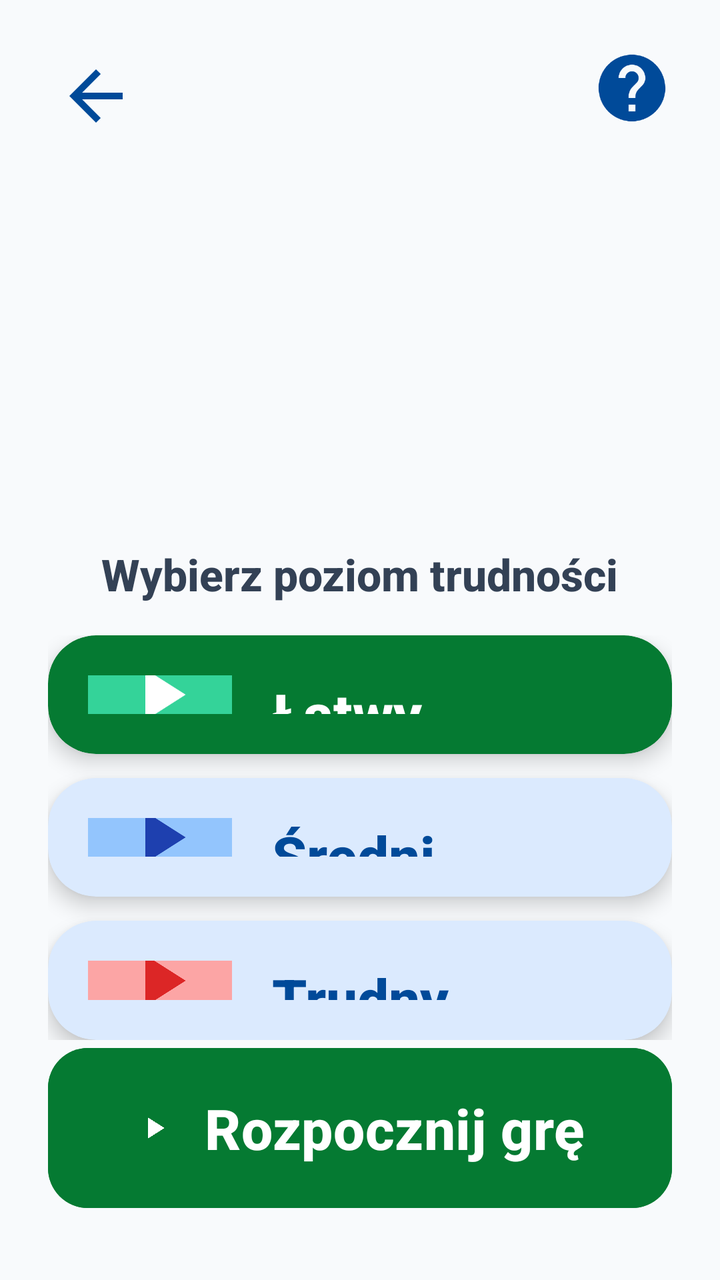
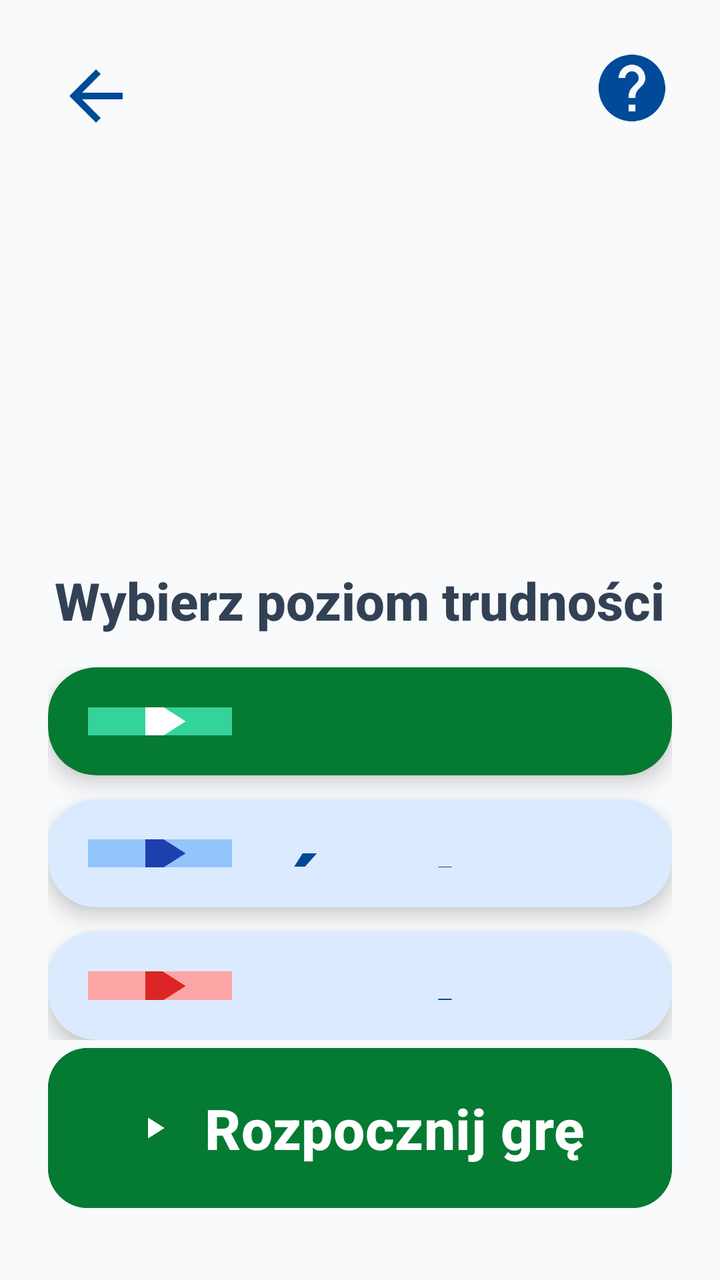

Two renders of the same Android screen: before a commit and after it. Below are the layout's source before the change and the commit's diff.
<!-- AndroidManifest.xml: application theme Theme.Fitnessapp -->
<!-- res/layout/activity_game_difficulty.xml -->
<?xml version="1.0" encoding="utf-8"?>
<androidx.constraintlayout.widget.ConstraintLayout xmlns:android="http://schemas.android.com/apk/res/android"
    xmlns:app="http://schemas.android.com/apk/res-auto"
    android:layout_width="match_parent"
    android:layout_height="match_parent"
    android:background="#F8FAFC">

    
    <ImageButton
        android:id="@+id/btn_back"
        android:layout_width="64dp"
        android:layout_height="64dp"
        android:layout_margin="16dp"
        android:background="?android:attr/selectableItemBackgroundBorderless"
        android:src="@drawable/ic_back"
        app:tint="#004A99"
        android:scaleType="fitCenter"
        android:padding="12dp"
        app:layout_constraintStart_toStartOf="parent"
        app:layout_constraintTop_toTopOf="parent" />

    
    <ImageButton
        android:id="@+id/btn_help"
        android:layout_width="56dp"
        android:layout_height="56dp"
        android:layout_margin="16dp"
        android:background="?android:attr/selectableItemBackgroundBorderless"
        android:src="@drawable/ic_help"
        app:tint="#004A99"
        android:scaleType="fitCenter"
        android:padding="8dp"
        app:layout_constraintEnd_toEndOf="parent"
        app:layout_constraintTop_toTopOf="parent" />

    
    <ImageView
        android:id="@+id/iv_game_icon"
        android:layout_width="100dp"
        android:layout_height="100dp"
        android:layout_marginTop="24dp"
        app:layout_constraintStart_toStartOf="parent"
        app:layout_constraintEnd_toEndOf="parent"
        app:layout_constraintTop_toBottomOf="@id/btn_back" />

    
    <TextView
        android:id="@+id/tv_game_title"
        android:layout_width="wrap_content"
        android:layout_height="wrap_content"
        android:layout_marginTop="12dp"
        android:textColor="#004A99"
        android:textSize="36sp"
        android:textStyle="bold"
        app:layout_constraintStart_toStartOf="parent"
        app:layout_constraintEnd_toEndOf="parent"
        app:layout_constraintTop_toBottomOf="@id/iv_game_icon" />

    
    <TextView
        android:id="@+id/tv_subtitle"
        android:layout_width="wrap_content"
        android:layout_height="wrap_content"
        android:layout_marginTop="8dp"
        android:text="Wybierz poziom trudności"
        android:textColor="#334155"
        android:textSize="22sp"
        android:textStyle="bold"
        app:layout_constraintStart_toStartOf="parent"
        app:layout_constraintEnd_toEndOf="parent"
        app:layout_constraintTop_toBottomOf="@id/tv_game_title" />

    
    <LinearLayout
        android:id="@+id/difficulty_container"
        android:layout_width="0dp"
        android:layout_height="0dp"
        android:orientation="vertical"
        android:gravity="center_vertical"
        android:paddingHorizontal="24dp"
        android:paddingTop="16dp"
        app:layout_constraintStart_toStartOf="parent"
        app:layout_constraintEnd_toEndOf="parent"
        app:layout_constraintTop_toBottomOf="@id/tv_subtitle"
        app:layout_constraintBottom_toTopOf="@id/btn_start">

        
        <androidx.cardview.widget.CardView
            android:id="@+id/card_easy"
            android:layout_width="match_parent"
            android:layout_height="0dp"
            android:layout_weight="1"
            android:layout_marginBottom="12dp"
            android:clickable="true"
            android:focusable="true"
            android:foreground="?android:attr/selectableItemBackground"
            app:cardCornerRadius="24dp"
            app:cardElevation="6dp"
            app:cardBackgroundColor="#057A32">

            <LinearLayout
                android:layout_width="match_parent"
                android:layout_height="match_parent"
                android:gravity="center_vertical"
                android:orientation="horizontal"
                android:padding="20dp">

                <FrameLayout
                    android:layout_width="72dp"
                    android:layout_height="72dp">
                    <View
                        android:layout_width="match_parent"
                        android:layout_height="match_parent"
                        android:background="@drawable/bg_indicator_active"
                        android:backgroundTint="#34D399" />
                    <ImageView
                        android:id="@+id/iv_easy_icon"
                        android:layout_width="44dp"
                        android:layout_height="44dp"
                        android:layout_gravity="center"
                        android:src="@drawable/ic_play"
                        app:tint="#FFFFFF" />
                </FrameLayout>

                <LinearLayout
                    android:layout_width="match_parent"
                    android:layout_height="wrap_content"
                    android:layout_marginStart="20dp"
                    android:orientation="vertical">
                    <TextView
                        android:layout_width="wrap_content"
                        android:layout_height="wrap_content"
                        android:text="Łatwy"
                        android:textColor="#FFFFFF"
                        android:textSize="28sp"
                        android:textStyle="bold" />
                    <TextView
                        android:id="@+id/tv_easy_desc"
                        android:layout_width="wrap_content"
                        android:layout_height="wrap_content"
                        android:text="3 pary kart"
                        android:textColor="#D1FAE5"
                        android:textSize="18sp"
                        android:textStyle="bold" />
                </LinearLayout>
            </LinearLayout>
        </androidx.cardview.widget.CardView>

        
        <androidx.cardview.widget.CardView
            android:id="@+id/card_medium"
            android:layout_width="match_parent"
            android:layout_height="0dp"
            android:layout_weight="1"
            android:layout_marginBottom="12dp"
            android:clickable="true"
            android:focusable="true"
            android:foreground="?android:attr/selectableItemBackground"
            app:cardCornerRadius="24dp"
            app:cardElevation="6dp"
            app:cardBackgroundColor="#DBEAFE">

            <LinearLayout
                android:layout_width="match_parent"
                android:layout_height="match_parent"
                android:gravity="center_vertical"
                android:orientation="horizontal"
                android:padding="20dp">

                <FrameLayout
                    android:layout_width="72dp"
                    android:layout_height="72dp">
                    <View
                        android:layout_width="match_parent"
                        android:layout_height="match_parent"
                        android:background="@drawable/bg_indicator_active"
                        android:backgroundTint="#93C5FD" />
                    <ImageView
                        android:id="@+id/iv_medium_icon"
                        android:layout_width="44dp"
                        android:layout_height="44dp"
                        android:layout_gravity="center"
                        android:src="@drawable/ic_play"
                        app:tint="#1E40AF" />
                </FrameLayout>

                <LinearLayout
                    android:layout_width="match_parent"
                    android:layout_height="wrap_content"
                    android:layout_marginStart="20dp"
                    android:orientation="vertical">
                    <TextView
                        android:layout_width="wrap_content"
                        android:layout_height="wrap_content"
                        android:text="Średni"
                        android:textColor="#004A99"
                        android:textSize="28sp"
                        android:textStyle="bold" />
                    <TextView
                        android:id="@+id/tv_medium_desc"
                        android:layout_width="wrap_content"
                        android:layout_height="wrap_content"
                        android:text="6 par kart"
                        android:textColor="#3B82F6"
                        android:textSize="18sp"
                        android:textStyle="bold" />
                </LinearLayout>
            </LinearLayout>
        </androidx.cardview.widget.CardView>

        
        <androidx.cardview.widget.CardView
            android:id="@+id/card_hard"
            android:layout_width="match_parent"
            android:layout_height="0dp"
            android:layout_weight="1"
            android:clickable="true"
            android:focusable="true"
            android:foreground="?android:attr/selectableItemBackground"
            app:cardCornerRadius="24dp"
            app:cardElevation="6dp"
            app:cardBackgroundColor="#DBEAFE">

            <LinearLayout
                android:layout_width="match_parent"
                android:layout_height="match_parent"
                android:gravity="center_vertical"
                android:orientation="horizontal"
                android:padding="20dp">

                <FrameLayout
                    android:layout_width="72dp"
                    android:layout_height="72dp">
                    <View
                        android:layout_width="match_parent"
                        android:layout_height="match_parent"
                        android:background="@drawable/bg_indicator_active"
                        android:backgroundTint="#FCA5A5" />
                    <ImageView
                        android:id="@+id/iv_hard_icon"
                        android:layout_width="44dp"
                        android:layout_height="44dp"
                        android:layout_gravity="center"
                        android:src="@drawable/ic_play"
                        app:tint="#DC2626" />
                </FrameLayout>

                <LinearLayout
                    android:layout_width="match_parent"
                    android:layout_height="wrap_content"
                    android:layout_marginStart="20dp"
                    android:orientation="vertical">
                    <TextView
                        android:layout_width="wrap_content"
                        android:layout_height="wrap_content"
                        android:text="Trudny"
                        android:textColor="#004A99"
                        android:textSize="28sp"
                        android:textStyle="bold" />
                    <TextView
                        android:id="@+id/tv_hard_desc"
                        android:layout_width="wrap_content"
                        android:layout_height="wrap_content"
                        android:text="8 par kart"
                        android:textColor="#3B82F6"
                        android:textSize="18sp"
                        android:textStyle="bold" />
                </LinearLayout>
            </LinearLayout>
        </androidx.cardview.widget.CardView>

    </LinearLayout>

    
    <Button
        android:id="@+id/btn_start"
        android:layout_width="0dp"
        android:layout_height="88dp"
        android:layout_marginHorizontal="24dp"
        android:layout_marginBottom="32dp"
        android:backgroundTint="#057A32"
        android:text="Rozpocznij grę"
        android:textAllCaps="false"
        android:textColor="@color/white"
        android:textSize="28sp"
        android:fontFamily="sans-serif-medium"
        android:textStyle="bold"
        app:icon="@drawable/ic_play"
        app:iconGravity="textStart"
        app:iconTint="@color/white"
        app:iconPadding="16dp"
        app:cornerRadius="20dp"
        app:layout_constraintStart_toStartOf="parent"
        app:layout_constraintEnd_toEndOf="parent"
        app:layout_constraintBottom_toBottomOf="parent" />

</androidx.constraintlayout.widget.ConstraintLayout>
<!-- resources referenced by this layout -->
<resources>
  <color name="white">#FFFFFFFF</color>
  <!-- drawable bg_indicator_active (drawable) -->
  <?xml version="1.0" encoding="utf-8"?>
  <shape xmlns:android="http://schemas.android.com/apk/res/android"
      android:shape="rectangle">
      <solid android:color="@color/blue_primary" />
      <corners android:radius="4dp" />
  </shape>
  <!-- drawable ic_back (drawable) -->
  <vector xmlns:android="http://schemas.android.com/apk/res/android"
      android:width="24dp"
      android:height="24dp"
      android:viewportWidth="24"
      android:viewportHeight="24">
      <path
          android:fillColor="#000000"
          android:pathData="M20,11H7.83l5.59,-5.59L12,4l-8,8 8,8 1.41,-1.41L7.83,13H20v-2z"/>
  </vector>
  <!-- drawable ic_help (drawable) -->
  <vector xmlns:android="http://schemas.android.com/apk/res/android"
      android:width="48dp"
      android:height="48dp"
      android:viewportWidth="24"
      android:viewportHeight="24">
      <path
          android:fillColor="#004A99"
          android:pathData="M12,2C6.48,2 2,6.48 2,12s4.48,10 10,10 10,-4.48 10,-10S17.52,2 12,2zM13,19h-2v-2h2v2zM15.07,11.25l-0.9,0.92C13.45,12.9 13,13.5 13,15h-2v-0.5c0,-1.1 0.45,-2.1 1.17,-2.83l1.24,-1.26c0.37,-0.36 0.59,-0.86 0.59,-1.41 0,-1.1 -0.9,-2 -2,-2s-2,0.9 -2,2L8,9c0,-2.21 1.79,-4 4,-4s4,1.79 4,4c0,0.88 -0.36,1.68 -0.93,2.25z"/>
  </vector>
  <!-- drawable ic_play (drawable) -->
  <vector xmlns:android="http://schemas.android.com/apk/res/android"
   android:width="24dp"
   android:height="24dp"
   android:viewportWidth="24"
   android:viewportHeight="24">
   <path
   android:fillColor="#FFFFFF"
   android:pathData="M8,5v14l11,-7z"/>
  </vector>
  <style name="Theme.Fitnessapp" parent="Base.Theme.Fitnessapp" />
  <color name="blue_primary">#2563EB</color>
  <style name="Base.Theme.Fitnessapp" parent="Theme.Material3.Light.NoActionBar">
          
          <item name="android:fontFamily">sans-serif-medium</item>
          <item name="android:textAllCaps">false</item>
          <item name="android:textColor">#0F172A</item>
          <item name="android:windowBackground">#F8FAFC</item>
      </style>
</resources>

<!-- the commit's change to res/layout/activity_game_difficulty.xml (unified diff, before → after) -->
@@ -50,7 +50,7 @@
         android:layout_height="wrap_content"
         android:layout_marginTop="12dp"
         android:textColor="#004A99"
-        android:textSize="36sp"
+        android:textSize="44sp"
         android:textStyle="bold"
         app:layout_constraintStart_toStartOf="parent"
         app:layout_constraintEnd_toEndOf="parent"
@@ -64,7 +64,7 @@
         android:layout_marginTop="8dp"
         android:text="Wybierz poziom trudności"
         android:textColor="#334155"
-        android:textSize="22sp"
+        android:textSize="26sp"
         android:textStyle="bold"
         app:layout_constraintStart_toStartOf="parent"
         app:layout_constraintEnd_toEndOf="parent"
@@ -132,7 +132,7 @@
                         android:layout_height="wrap_content"
                         android:text="Łatwy"
                         android:textColor="#FFFFFF"
-                        android:textSize="28sp"
+                        android:textSize="44sp"
                         android:textStyle="bold" />
                     <TextView
                         android:id="@+id/tv_easy_desc"
@@ -140,7 +140,7 @@
                         android:layout_height="wrap_content"
                         android:text="3 pary kart"
                         android:textColor="#D1FAE5"
-                        android:textSize="18sp"
+                        android:textSize="26sp"
                         android:textStyle="bold" />
                 </LinearLayout>
             </LinearLayout>
@@ -194,15 +194,15 @@
                         android:layout_height="wrap_content"
                         android:text="Średni"
                         android:textColor="#004A99"
-                        android:textSize="28sp"
+                        android:textSize="44sp"
                         android:textStyle="bold" />
                     <TextView
                         android:id="@+id/tv_medium_desc"
                         android:layout_width="wrap_content"
                         android:layout_height="wrap_content"
                         android:text="6 par kart"
-                        android:textColor="#3B82F6"
-                        android:textSize="18sp"
+                        android:textColor="#1E40AF"
+                        android:textSize="26sp"
                         android:textStyle="bold" />
                 </LinearLayout>
             </LinearLayout>
@@ -255,15 +255,15 @@
                         android:layout_height="wrap_content"
                         android:text="Trudny"
                         android:textColor="#004A99"
-                        android:textSize="28sp"
+                        android:textSize="44sp"
                         android:textStyle="bold" />
                     <TextView
                         android:id="@+id/tv_hard_desc"
                         android:layout_width="wrap_content"
                         android:layout_height="wrap_content"
                         android:text="8 par kart"
-                        android:textColor="#3B82F6"
-                        android:textSize="18sp"
+                        android:textColor="#1E40AF"
+                        android:textSize="26sp"
                         android:textStyle="bold" />
                 </LinearLayout>
             </LinearLayout>
